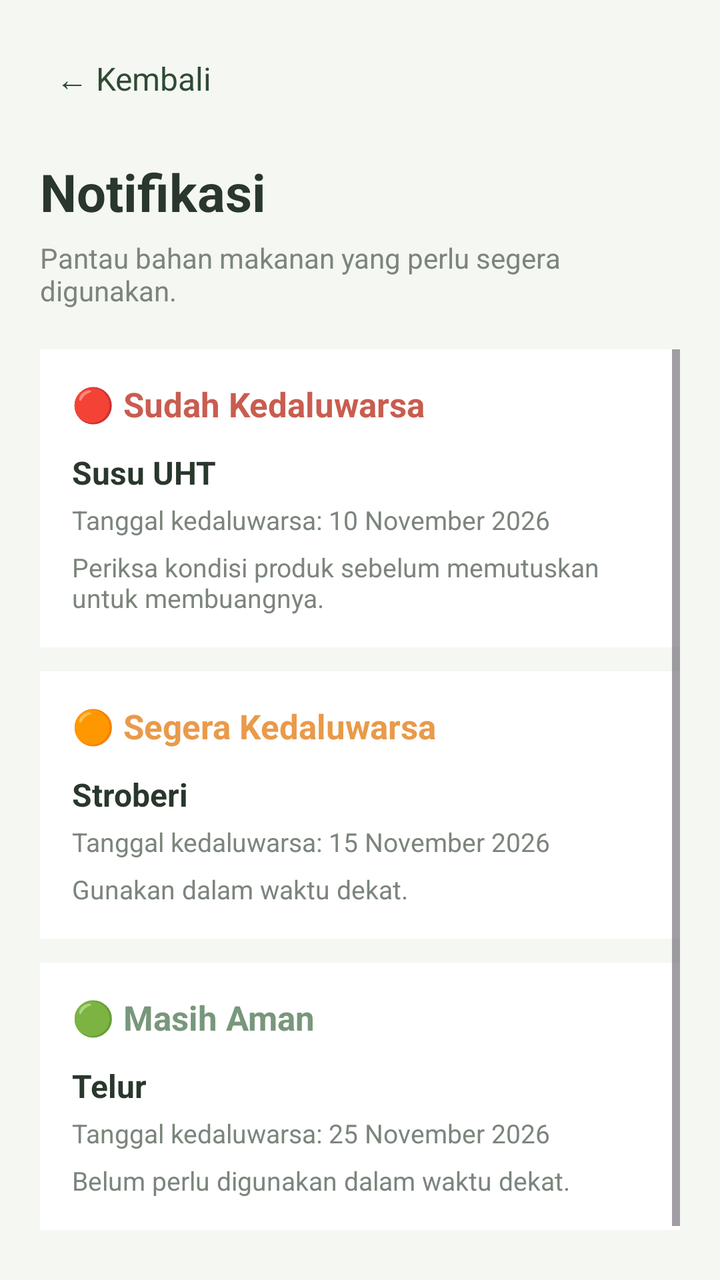
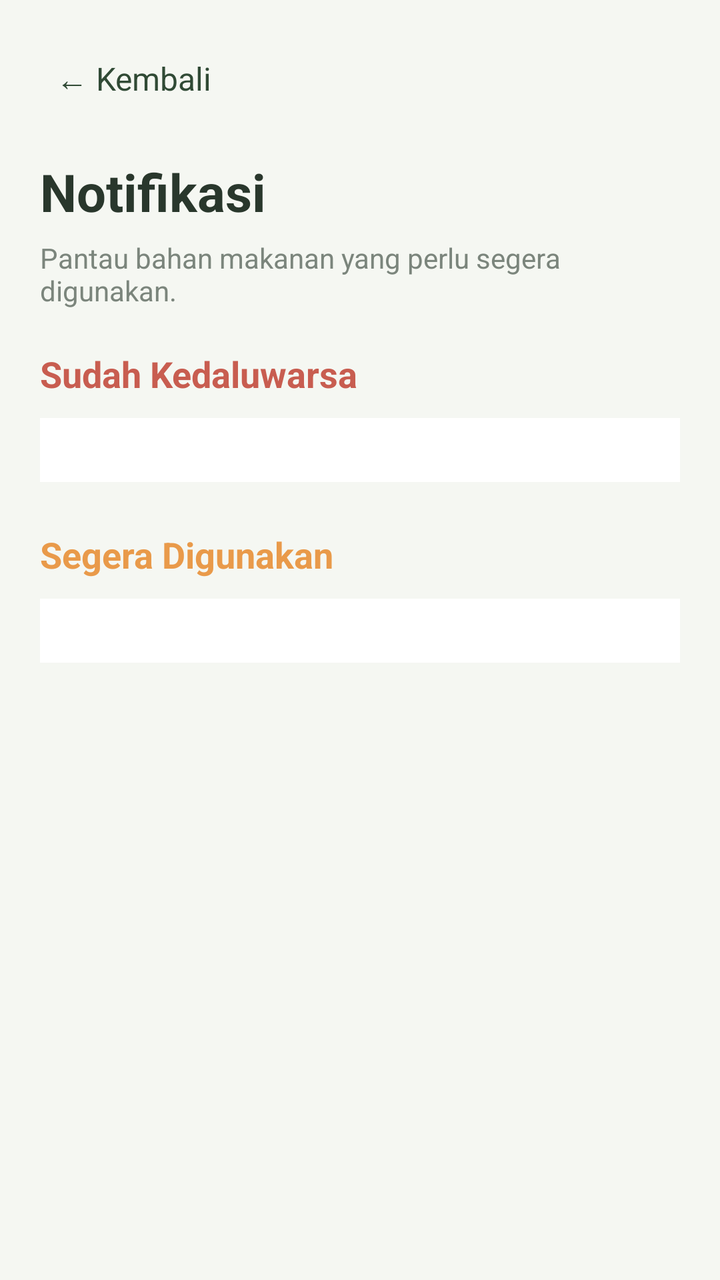

Screens rendered from an Android XML layout before and after an edit, with the pre-edit source and the edit as a unified diff.
<!-- AndroidManifest.xml: application theme Theme.FridgeFoodSaver -->
<!-- res/layout/activity_notification.xml -->
<?xml version="1.0" encoding="utf-8"?>
<LinearLayout xmlns:android="http://schemas.android.com/apk/res/android"
    android:layout_width="match_parent"
    android:layout_height="match_parent"
    android:orientation="vertical"
    android:background="@color/soft_white"
    android:padding="20dp">

    
    <TextView
        android:id="@+id/tvBack"
        android:layout_width="wrap_content"
        android:layout_height="wrap_content"
        android:text="← Kembali"
        android:textColor="@color/dark_green"
        android:textSize="16sp"
        android:padding="8dp" />

    <TextView
        android:layout_width="match_parent"
        android:layout_height="wrap_content"
        android:text="Notifikasi"
        android:textColor="@color/text_dark"
        android:textSize="26sp"
        android:textStyle="bold"
        android:layout_marginTop="20dp" />

    <TextView
        android:layout_width="match_parent"
        android:layout_height="wrap_content"
        android:text="Pantau bahan makanan yang perlu segera digunakan."
        android:textColor="@color/text_gray"
        android:textSize="14sp"
        android:layout_marginTop="6dp"
        android:layout_marginBottom="20dp" />

    <ScrollView
        android:layout_width="match_parent"
        android:layout_height="0dp"
        android:layout_weight="1"
        android:fillViewport="true">

        <LinearLayout
            android:layout_width="match_parent"
            android:layout_height="wrap_content"
            android:orientation="vertical">

            
            <LinearLayout
                android:layout_width="match_parent"
                android:layout_height="wrap_content"
                android:orientation="vertical"
                android:background="@color/pure_white"
                android:padding="16dp"
                android:layout_marginBottom="12dp">

                <TextView
                    android:layout_width="match_parent"
                    android:layout_height="wrap_content"
                    android:text="🔴 Sudah Kedaluwarsa"
                    android:textColor="@color/expiry_red"
                    android:textSize="17sp"
                    android:textStyle="bold" />

                <TextView
                    android:layout_width="match_parent"
                    android:layout_height="wrap_content"
                    android:text="Susu UHT"
                    android:textColor="@color/text_dark"
                    android:textSize="16sp"
                    android:textStyle="bold"
                    android:layout_marginTop="12dp" />

                <TextView
                    android:layout_width="match_parent"
                    android:layout_height="wrap_content"
                    android:text="Tanggal kedaluwarsa: 10 November 2026"
                    android:textColor="@color/text_gray"
                    android:textSize="13sp"
                    android:layout_marginTop="4dp" />

                <TextView
                    android:layout_width="match_parent"
                    android:layout_height="wrap_content"
                    android:text="Periksa kondisi produk sebelum memutuskan untuk membuangnya."
                    android:textColor="@color/text_gray"
                    android:textSize="13sp"
                    android:layout_marginTop="6dp" />

            </LinearLayout>

            
            <LinearLayout
                android:layout_width="match_parent"
                android:layout_height="wrap_content"
                android:orientation="vertical"
                android:background="@color/pure_white"
                android:padding="16dp"
                android:layout_marginBottom="12dp">

                <TextView
                    android:layout_width="match_parent"
                    android:layout_height="wrap_content"
                    android:text="🟠 Segera Kedaluwarsa"
                    android:textColor="@color/warm_orange"
                    android:textSize="17sp"
                    android:textStyle="bold" />

                <TextView
                    android:layout_width="match_parent"
                    android:layout_height="wrap_content"
                    android:text="Stroberi"
                    android:textColor="@color/text_dark"
                    android:textSize="16sp"
                    android:textStyle="bold"
                    android:layout_marginTop="12dp" />

                <TextView
                    android:layout_width="match_parent"
                    android:layout_height="wrap_content"
                    android:text="Tanggal kedaluwarsa: 15 November 2026"
                    android:textColor="@color/text_gray"
                    android:textSize="13sp"
                    android:layout_marginTop="4dp" />

                <TextView
                    android:layout_width="match_parent"
                    android:layout_height="wrap_content"
                    android:text="Gunakan dalam waktu dekat."
                    android:textColor="@color/text_gray"
                    android:textSize="13sp"
                    android:layout_marginTop="6dp" />

            </LinearLayout>

            
            <LinearLayout
                android:layout_width="match_parent"
                android:layout_height="wrap_content"
                android:orientation="vertical"
                android:background="@color/pure_white"
                android:padding="16dp"
                android:layout_marginBottom="12dp">

                <TextView
                    android:layout_width="match_parent"
                    android:layout_height="wrap_content"
                    android:text="🟢 Masih Aman"
                    android:textColor="@color/sage_green"
                    android:textSize="17sp"
                    android:textStyle="bold" />

                <TextView
                    android:layout_width="match_parent"
                    android:layout_height="wrap_content"
                    android:text="Telur"
                    android:textColor="@color/text_dark"
                    android:textSize="16sp"
                    android:textStyle="bold"
                    android:layout_marginTop="12dp" />

                <TextView
                    android:layout_width="match_parent"
                    android:layout_height="wrap_content"
                    android:text="Tanggal kedaluwarsa: 25 November 2026"
                    android:textColor="@color/text_gray"
                    android:textSize="13sp"
                    android:layout_marginTop="4dp" />

                <TextView
                    android:layout_width="match_parent"
                    android:layout_height="wrap_content"
                    android:text="Belum perlu digunakan dalam waktu dekat."
                    android:textColor="@color/text_gray"
                    android:textSize="13sp"
                    android:layout_marginTop="6dp" />

            </LinearLayout>

        </LinearLayout>
    </ScrollView>

</LinearLayout>
<!-- resources referenced by this layout -->
<resources>
  <color name="dark_green">#304A35</color>
  <color name="expiry_red">#C85D50</color>
  <color name="pure_white">#FFFFFF</color>
  <color name="sage_green">#78977B</color>
  <color name="soft_white">#F5F7F2</color>
  <color name="text_dark">#29372C</color>
  <color name="text_gray">#7B857C</color>
  <color name="warm_orange">#E99A4A</color>
  <style name="Theme.FridgeFoodSaver" parent="Theme.Material3.DayNight.NoActionBar">
  
          <item name="colorPrimary">@color/sage_green</item>
          <item name="colorOnPrimary">@color/pure_white</item>
          <item name="colorSecondary">@color/warm_orange</item>
          <item name="android:statusBarColor">@color/soft_white</item>
          <item name="android:navigationBarColor">@color/soft_white</item>
          <item name="android:windowLightStatusBar">true</item>
          <item name="android:windowBackground">@color/soft_white</item>
      </style>
</resources>

<!-- the commit's change to res/layout/activity_notification.xml (unified diff, before → after) -->
@@ -1,183 +1,89 @@
 <?xml version="1.0" encoding="utf-8"?>
-<LinearLayout xmlns:android="http://schemas.android.com/apk/res/android"
+<ScrollView xmlns:android="http://schemas.android.com/apk/res/android"
     android:layout_width="match_parent"
     android:layout_height="match_parent"
-    android:orientation="vertical"
     android:background="@color/soft_white"
-    android:padding="20dp">
+    android:fillViewport="true">
 
-    
-    <TextView
-        android:id="@+id/tvBack"
-        android:layout_width="wrap_content"
-        android:layout_height="wrap_content"
-        android:text="← Kembali"
-        android:textColor="@color/dark_green"
-        android:textSize="16sp"
-        android:padding="8dp" />
-
-    <TextView
+    <LinearLayout
         android:layout_width="match_parent"
         android:layout_height="wrap_content"
-        android:text="Notifikasi"
-        android:textColor="@color/text_dark"
-        android:textSize="26sp"
-        android:textStyle="bold"
-        android:layout_marginTop="20dp" />
+        android:orientation="vertical"
+        android:padding="20dp">
 
-    <TextView
-        android:layout_width="match_parent"
-        android:layout_height="wrap_content"
-        android:text="Pantau bahan makanan yang perlu segera digunakan."
-        android:textColor="@color/text_gray"
-        android:textSize="14sp"
-        android:layout_marginTop="6dp"
-        android:layout_marginBottom="20dp" />
+        <TextView
+            android:id="@+id/tvBack"
+            android:layout_width="wrap_content"
+            android:layout_height="wrap_content"
+            android:padding="8dp"
+            android:text="← Kembali"
+            android:textColor="@color/dark_green"
+            android:textSize="16sp" />
 
-    <ScrollView
-        android:layout_width="match_parent"
-        android:layout_height="0dp"
-        android:layout_weight="1"
-        android:fillViewport="true">
+        <TextView
+            android:layout_width="match_parent"
+            android:layout_height="wrap_content"
+            android:layout_marginTop="20dp"
+            android:text="Notifikasi"
+            android:textColor="@color/text_dark"
+            android:textSize="26sp"
+            android:textStyle="bold" />
+
+        <TextView
+            android:layout_width="match_parent"
+            android:layout_height="wrap_content"
+            android:layout_marginTop="6dp"
+            android:layout_marginBottom="20dp"
+            android:text="Pantau bahan makanan yang perlu segera digunakan."
+            android:textColor="@color/text_gray"
+            android:textSize="14sp" />
+
+        <TextView
+            android:id="@+id/tvEmptyNotification"
+            android:layout_width="match_parent"
+            android:layout_height="wrap_content"
+            android:gravity="center"
+            android:padding="24dp"
+            android:text="Tidak ada bahan makanan yang perlu diperhatikan."
+            android:textColor="@color/text_gray"
+            android:textSize="14sp"
+            android:visibility="gone" />
+
+        <TextView
+            android:layout_width="match_parent"
+            android:layout_height="wrap_content"
+            android:text="Sudah Kedaluwarsa"
+            android:textColor="@color/expiry_red"
+            android:textSize="18sp"
+            android:textStyle="bold" />
 
         <LinearLayout
+            android:id="@+id/expiredContainer"
             android:layout_width="match_parent"
             android:layout_height="wrap_content"
-            android:orientation="vertical">
+            android:layout_marginTop="10dp"
+            android:layout_marginBottom="24dp"
+            android:background="@color/pure_white"
+            android:orientation="vertical"
+            android:padding="16dp" />
 
-            
-            <LinearLayout
-                android:layout_width="match_parent"
-                android:layout_height="wrap_content"
-                android:orientation="vertical"
-                android:background="@color/pure_white"
-                android:padding="16dp"
-                android:layout_marginBottom="12dp">
+        <TextView
+            android:layout_width="match_parent"
+            android:layout_height="wrap_content"
+            android:text="Segera Digunakan"
+            android:textColor="@color/warm_orange"
+            android:textSize="18sp"
+            android:textStyle="bold" />
 
-                <TextView
-                    android:layout_width="match_parent"
-                    android:layout_height="wrap_content"
-                    android:text="🔴 Sudah Kedaluwarsa"
-                    android:textColor="@color/expiry_red"
-                    android:textSize="17sp"
-                    android:textStyle="bold" />
+        <LinearLayout
+            android:id="@+id/attentionContainer"
+            android:layout_width="match_parent"
+            android:layout_height="wrap_content"
+            android:layout_marginTop="10dp"
+            android:background="@color/pure_white"
+            android:orientation="vertical"
+            android:padding="16dp" />
 
-                <TextView
-                    android:layout_width="match_parent"
-                    android:layout_height="wrap_content"
-                    android:text="Susu UHT"
-                    android:textColor="@color/text_dark"
-                    android:textSize="16sp"
-                    android:textStyle="bold"
-                    android:layout_marginTop="12dp" />
+    </LinearLayout>
 
-                <TextView
-                    android:layout_width="match_parent"
-                    android:layout_height="wrap_content"
-                    android:text="Tanggal kedaluwarsa: 10 November 2026"
-                    android:textColor="@color/text_gray"
-                    android:textSize="13sp"
-                    android:layout_marginTop="4dp" />
-
-                <TextView
-                    android:layout_width="match_parent"
-                    android:layout_height="wrap_content"
-                    android:text="Periksa kondisi produk sebelum memutuskan untuk membuangnya."
-                    android:textColor="@color/text_gray"
-                    android:textSize="13sp"
-                    android:layout_marginTop="6dp" />
-
-            </LinearLayout>
-
-            
-            <LinearLayout
-                android:layout_width="match_parent"
-                android:layout_height="wrap_content"
-                android:orientation="vertical"
-                android:background="@color/pure_white"
-                android:padding="16dp"
-                android:layout_marginBottom="12dp">
-
-                <TextView
-                    android:layout_width="match_parent"
-                    android:layout_height="wrap_content"
-                    android:text="🟠 Segera Kedaluwarsa"
-                    android:textColor="@color/warm_orange"
-                    android:textSize="17sp"
-                    android:textStyle="bold" />
-
-                <TextView
-                    android:layout_width="match_parent"
-                    android:layout_height="wrap_content"
-                    android:text="Stroberi"
-                    android:textColor="@color/text_dark"
-                    android:textSize="16sp"
-                    android:textStyle="bold"
-                    android:layout_marginTop="12dp" />
-
-                <TextView
-                    android:layout_width="match_parent"
-                    android:layout_height="wrap_content"
-                    android:text="Tanggal kedaluwarsa: 15 November 2026"
-                    android:textColor="@color/text_gray"
-                    android:textSize="13sp"
-                    android:layout_marginTop="4dp" />
-
-                <TextView
-                    android:layout_width="match_parent"
-                    android:layout_height="wrap_content"
-                    android:text="Gunakan dalam waktu dekat."
-                    android:textColor="@color/text_gray"
-                    android:textSize="13sp"
-                    android:layout_marginTop="6dp" />
-
-            </LinearLayout>
-
-            
-            <LinearLayout
-                android:layout_width="match_parent"
-                android:layout_height="wrap_content"
-                android:orientation="vertical"
-                android:background="@color/pure_white"
-                android:padding="16dp"
-                android:layout_marginBottom="12dp">
-
-                <TextView
-                    android:layout_width="match_parent"
-                    android:layout_height="wrap_content"
-                    android:text="🟢 Masih Aman"
-                    android:textColor="@color/sage_green"
-                    android:textSize="17sp"
-                    android:textStyle="bold" />
-
-                <TextView
-                    android:layout_width="match_parent"
-                    android:layout_height="wrap_content"
-                    android:text="Telur"
-                    android:textColor="@color/text_dark"
-                    android:textSize="16sp"
-                    android:textStyle="bold"
-                    android:layout_marginTop="12dp" />
-
-                <TextView
-                    android:layout_width="match_parent"
-                    android:layout_height="wrap_content"
-                    android:text="Tanggal kedaluwarsa: 25 November 2026"
-                    android:textColor="@color/text_gray"
-                    android:textSize="13sp"
-                    android:layout_marginTop="4dp" />
-
-                <TextView
-                    android:layout_width="match_parent"
-                    android:layout_height="wrap_content"
-                    android:text="Belum perlu digunakan dalam waktu dekat."
-                    android:textColor="@color/text_gray"
-                    android:textSize="13sp"
-                    android:layout_marginTop="6dp" />
-
-            </LinearLayout>
-
-        </LinearLayout>
-    </ScrollView>
-
-</LinearLayout>
+</ScrollView>
